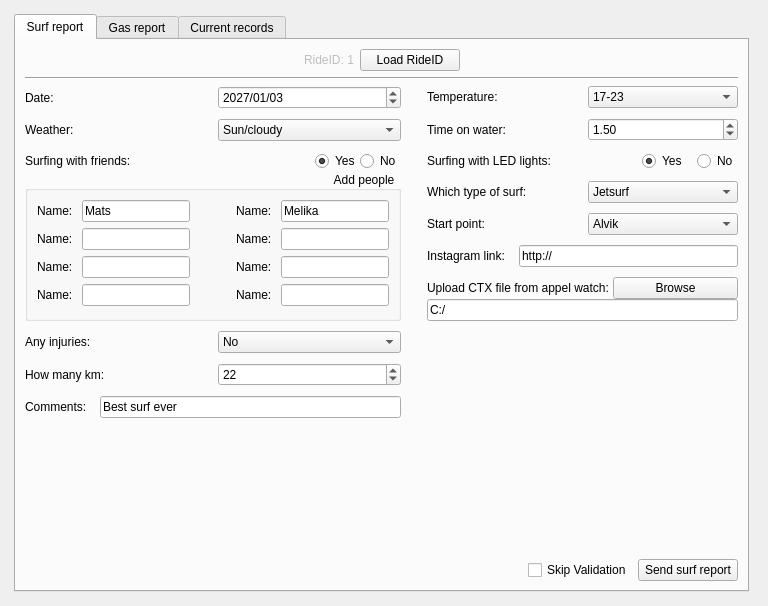
Old version of the form src/ui/report.ui in the repository grafitec/SurfReportInput.
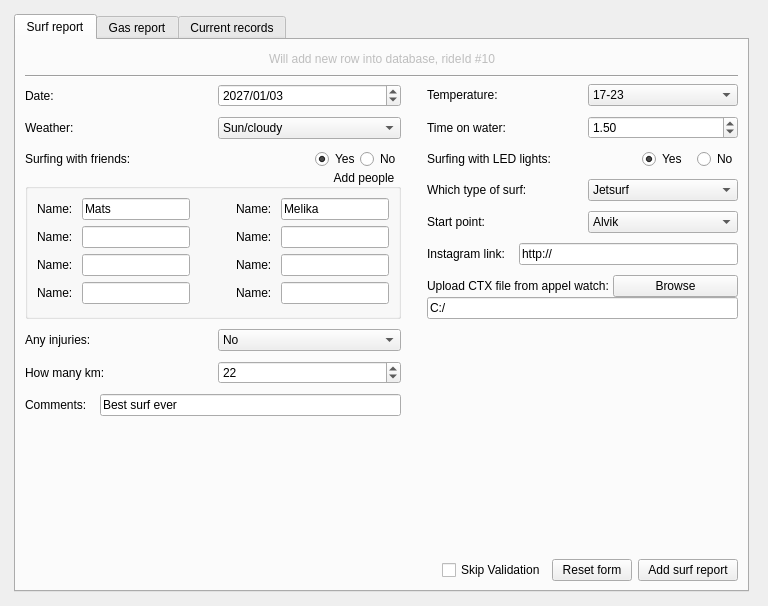
New version of the form. The open tabs and pages were chosen to show the change.

Commit message: Added dubble click function to the table and send the data to the form so it can be changed and then update the row

Patch:
```diff
--- a/src/ui/report.ui
+++ b/src/ui/report.ui
@@ -92,32 +92,7 @@
                  <bool>false</bool>
                 </property>
                 <property name="text">
-                 <string>RideID: 1</string>
-                </property>
-               </widget>
-              </item>
-              <item>
-               <widget class="QPushButton" name="btnLoadRide">
-                <property name="sizePolicy">
-                 <sizepolicy hsizetype="Minimum" vsizetype="Fixed">
-                  <horstretch>0</horstretch>
-                  <verstretch>0</verstretch>
-                 </sizepolicy>
-                </property>
-                <property name="minimumSize">
-                 <size>
-                  <width>100</width>
-                  <height>0</height>
-                 </size>
-                </property>
-                <property name="baseSize">
-                 <size>
-                  <width>0</width>
-                  <height>0</height>
-                 </size>
-                </property>
-                <property name="text">
-                 <string>Load RideID</string>
+                 <string>Will add new row into database, rideId #10</string>
                 </property>
                </widget>
               </item>
@@ -902,6 +877,13 @@
                 </property>
                </widget>
               </item>
+              <item>
+               <widget class="QPushButton" name="btnReset">
+                <property name="text">
+                 <string>Reset form</string>
+                </property>
+               </widget>
+              </item>
               <item>
                <widget class="QPushButton" name="btnSendSurfReport">
                 <property name="minimumSize">
@@ -911,7 +893,7 @@
                  </size>
                 </property>
                 <property name="text">
-                 <string>Send surf report</string>
+                 <string>Add surf report</string>
                 </property>
                </widget>
               </item>
```
Left out of the diff: 23 changed lines with no effect on the pictures. The commit also changes 4 other files.
